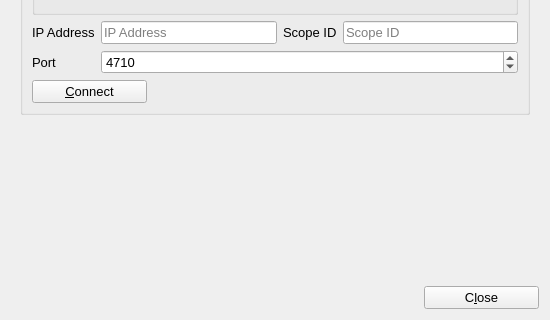
textbrowser/qtchess, file UI/qtchess_setup.ui: the form before one commit; both pictures show x 0 to 550 and y 430 to 750 of the 550 by 750 pixel window.
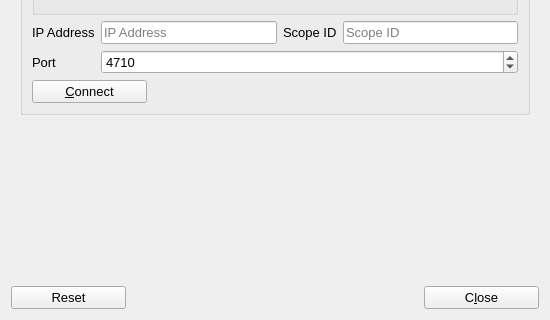
The form after the commit. Icons and pictures are not drawn.

Diff of the .ui file:
```diff
--- a/UI/qtchess_setup.ui
+++ b/UI/qtchess_setup.ui
@@ -472,6 +472,24 @@
    </item>
    <item>
     <layout class="QHBoxLayout" name="_4">
+     <item>
+      <widget class="QPushButton" name="reset">
+       <property name="minimumSize">
+        <size>
+         <width>115</width>
+         <height>0</height>
+        </size>
+       </property>
+       <property name="font">
+        <font>
+         <pointsize>10</pointsize>
+        </font>
+       </property>
+       <property name="text">
+        <string>Reset</string>
+       </property>
+      </widget>
+     </item>
      <item>
       <spacer name="spacer">
        <property name="orientation">
```
Left out of the diff: 1 changed line with no effect on the pictures.
